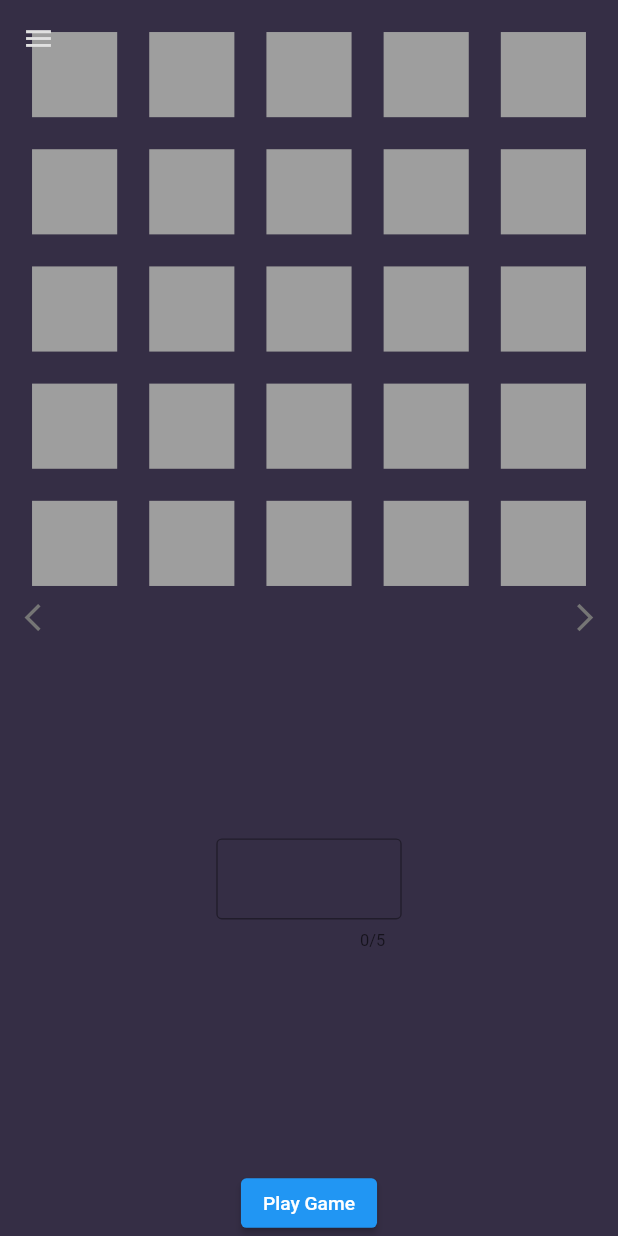
After one commit to Marcos-Gamarra/personal_website_flutter, a Flutter app: the screen it shows after launch, swiped to page 4, on a phone screen of 412 x 824 dp. The commit adds this screen. Run offline on Flutter 3.47's test engine with Material 2 defaults, Android fonts, the light colour scheme and no system bars; our stand-ins replace font_awesome_flutter, responsive_framework; missing offline and left inert: dart:html.

Commit message:
add wordle stuff

```diff
--- a/lib/main.dart
+++ b/lib/main.dart
@@ -5,6 +5,7 @@ import 'package:responsive_framework/responsive_framework.dart';
 import 'greeting_page.dart';
 import 'about.dart';
 import 'contact.dart';
+import 'wordle/wordle.dart';
 
 void main() {
   runApp(const MyApp());
@@ -213,6 +214,7 @@ class _HomePageState extends State<HomePage> {
                   GreetingPage(),
                   About(),
                   Contact(),
+                  Wordle(),
                 ],
               ),
             ),
--- /dev/null
+++ b/lib/wordle/wordle.dart
@@ -0,0 +1,261 @@
+import 'package:flutter/material.dart';
+import 'package:http/http.dart' as http;
+import 'networking.dart' as net;
+import 'dialogs.dart';
+
+class Wordle extends StatefulWidget {
+  const Wordle({Key? key}) : super(key: key);
+
+  @override
+  State<Wordle> createState() => _WordleState();
+}
+
+class _WordleState extends State<Wordle> {
+  TextEditingController controller = TextEditingController();
+  FocusNode focusNode = FocusNode();
+  bool isIgnoring = true;
+  int currentRow = 0;
+  var target = "hello";
+  String? errorText;
+  http.Client client = http.Client();
+
+  List words = [
+    List<String>.filled(5, ""),
+    List<String>.filled(5, ""),
+    List<String>.filled(5, ""),
+    List<String>.filled(5, ""),
+    List<String>.filled(5, ""),
+  ];
+
+  List colors = [
+    List<Color>.filled(5, Colors.grey),
+    List<Color>.filled(5, Colors.grey),
+    List<Color>.filled(5, Colors.grey),
+    List<Color>.filled(5, Colors.grey),
+    List<Color>.filled(5, Colors.grey),
+  ];
+
+  Future<void> playGame() async {
+    words = [
+      List<String>.filled(5, ""),
+      List<String>.filled(5, ""),
+      List<String>.filled(5, ""),
+      List<String>.filled(5, ""),
+      List<String>.filled(5, ""),
+    ];
+
+    colors = [
+      List<Color>.filled(5, Colors.grey),
+      List<Color>.filled(5, Colors.grey),
+      List<Color>.filled(5, Colors.grey),
+      List<Color>.filled(5, Colors.grey),
+      List<Color>.filled(5, Colors.grey),
+    ];
+
+    currentRow = 0;
+    var word = "";
+    try {
+      word = await net.getTarget(client);
+    } finally {
+      setState(() {
+        target = word;
+        isIgnoring = false;
+      });
+      focusNode.requestFocus();
+    }
+  }
+
+  void handleInput(input) {
+    if (currentRow < 5) {
+      for (var i = 0; i < words[currentRow].length; i++) {
+        setState(() {
+          if (i < input.length) {
+            words[currentRow][i] = input[i];
+          } else {
+            words[currentRow][i] = "";
+          }
+        });
+      }
+    }
+  }
+
+  Future<void> handleSubmission(input) async {
+    if (input.length < 5) {
+      setState(() {
+        errorText = "The word has 5 letters";
+      });
+      focusNode.requestFocus();
+      return;
+    } else {
+      if (!await net.isValidGuess(client, input)) {
+        setState(() {
+          errorText = "$input is not a valid word";
+        });
+        focusNode.requestFocus();
+        return;
+      }
+    }
+
+    errorText = null;
+    if (isGuessCorrect(input)) {
+      setState(() {
+        isIgnoring = true;
+      });
+      controller.clear();
+      if (!mounted) return;
+      playerWinDialog(context, playGame);
+      return;
+    }
+
+    controller.clear();
+    if (currentRow == 4) {
+      setState(() {
+        currentRow++;
+        isIgnoring = true;
+      });
+      focusNode.unfocus();
+      if (!mounted) return;
+      playerLostDialog(context, playGame, target);
+    }
+
+    if (currentRow < 4) {
+      setState(() {
+        currentRow++;
+      });
+      focusNode.requestFocus();
+    }
+  }
+
+  bool isGuessCorrect(String input) {
+    for (var i = 0; i < target.length; i++) {
+      if (target.contains(input[i])) {
+        if (target[i] == input[i]) {
+          colors[currentRow][i] = Colors.green;
+        } else {
+          colors[currentRow][i] = Colors.orange;
+        }
+      }
+    }
+    if (target == input) {
+      return true;
+    }
+    return false;
+  }
+
+  @override
+  Widget build(BuildContext context) {
+    double width = MediaQuery.of(context).size.width;
+    double height = MediaQuery.of(context).size.height * 0.6;
+    return Column(
+      children: <Widget>[
+        Align(
+          alignment: Alignment.topCenter,
+          child: SizedBox(
+            //color: Colors.blue,
+            width: width > height ? height : width,
+            height: width > height ? height : width,
+            child: Column(
+              mainAxisAlignment: MainAxisAlignment.spaceEvenly,
+              children: <Widget>[
+                WordleRow(word: words[0], colors: colors[0]),
+                WordleRow(word: words[1], colors: colors[1]),
+                WordleRow(word: words[2], colors: colors[2]),
+                WordleRow(word: words[3], colors: colors[3]),
+                WordleRow(word: words[4], colors: colors[4]),
+              ],
+            ),
+          ),
+        ),
+        Expanded(
+          child: Center(
+            child: SizedBox(
+              width: width * 0.3,
+              child: IgnorePointer(
+                ignoring: isIgnoring,
+                child: TextField(
+                  focusNode: focusNode,
+                  controller: controller,
+                  decoration: InputDecoration(
+                    border: const OutlineInputBorder(),
+                    errorText: errorText,
+                  ),
+                  maxLength: 5,
+                  onChanged: (input) {
+                    handleInput(input);
+                  },
+                  onSubmitted: (input) {
+                    handleSubmission(input);
+                  },
+                ),
+              ),
+            ),
+          ),
+        ),
+        ElevatedButton(
+          onPressed: () {
+            playGame();
+          },
+          child: const Text("Play Game"),
+        ),
+      ],
+    );
+  }
+}
+
+class WordleRow extends StatefulWidget {
+  const WordleRow({Key? key, required this.word, required this.colors})
+      : super(key: key);
+
+  final List<Color> colors;
+  final List<String> word;
+
+  @override
+  State<WordleRow> createState() => _WordleRowState();
+}
+
+class _WordleRowState extends State<WordleRow> {
+  @override
+  Widget build(BuildContext context) {
+    return Row(
+      mainAxisAlignment: MainAxisAlignment.spaceEvenly,
+      children: <Widget>[
+        LetterBox(letter: widget.word[0], color: widget.colors[0]),
+        LetterBox(letter: widget.word[1], color: widget.colors[1]),
+        LetterBox(letter: widget.word[2], color: widget.colors[2]),
+        LetterBox(letter: widget.word[3], color: widget.colors[3]),
+        LetterBox(letter: widget.word[4], color: widget.colors[4]),
+      ],
+    );
+  }
+}
+
+class LetterBox extends StatefulWidget {
+  const LetterBox({Key? key, this.letter = "", this.color = Colors.grey})
+      : super(key: key);
+
+  final Color color;
+  final String letter;
+
+  @override
+  State<LetterBox> createState() => _LetterBoxState();
+}
+
+class _LetterBoxState extends State<LetterBox> {
+  @override
+  Widget build(BuildContext context) {
+    return Container(
+      color: widget.color,
+      height: 62,
+      width: 62,
+      child: Center(
+        child: Text(
+          widget.letter,
+          style: const TextStyle(
+            fontSize: 25,
+            fontWeight: FontWeight.bold,
+          ),
+        ),
+      ),
+    );
+  }
+}
--- a/pubspec.yaml
+++ b/pubspec.yaml
@@ -37,6 +37,7 @@ dependencies:
   html: ^0.15.0
   font_awesome_flutter: ^10.1.0
   responsive_framework: ^0.2.0
+  http: ^0.13.5
 
 dev_dependencies:
   flutter_test:
```
Also changed, not shown: lib/wordle/dialogs.dart (added, +53 -0 lines), lib/wordle/networking.dart (added, +18 -0 lines), pubspec.lock.
